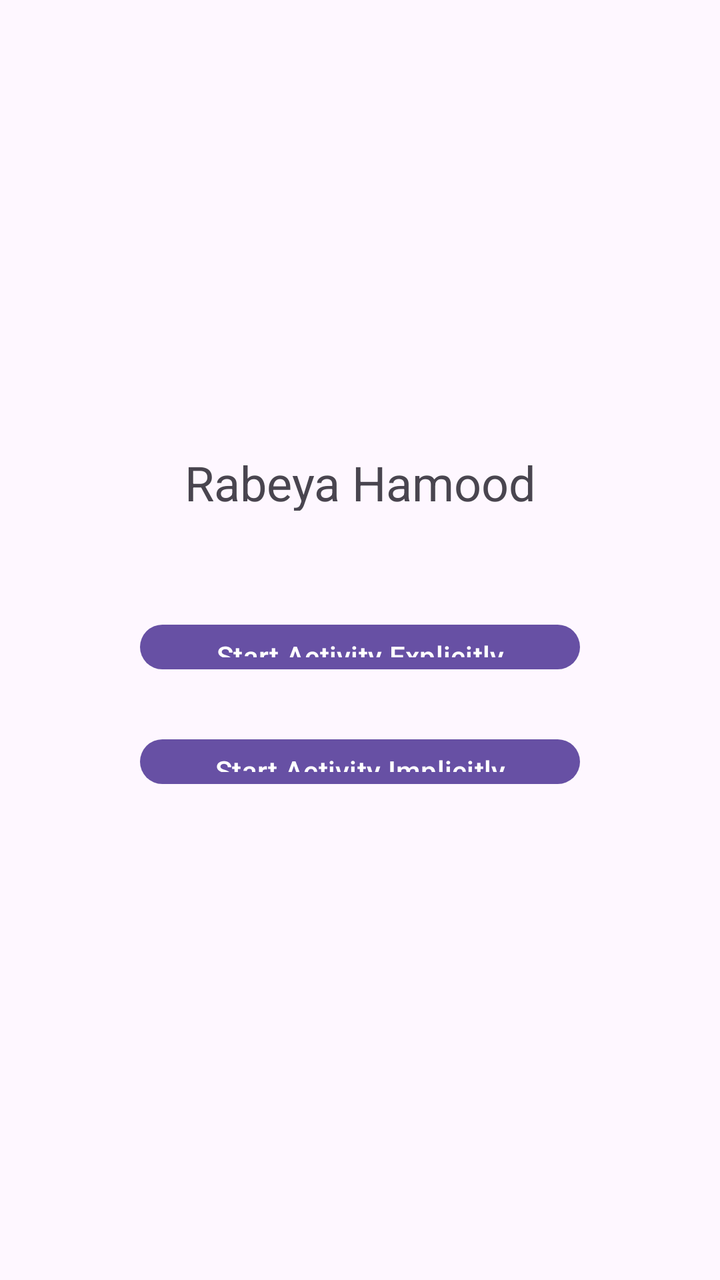
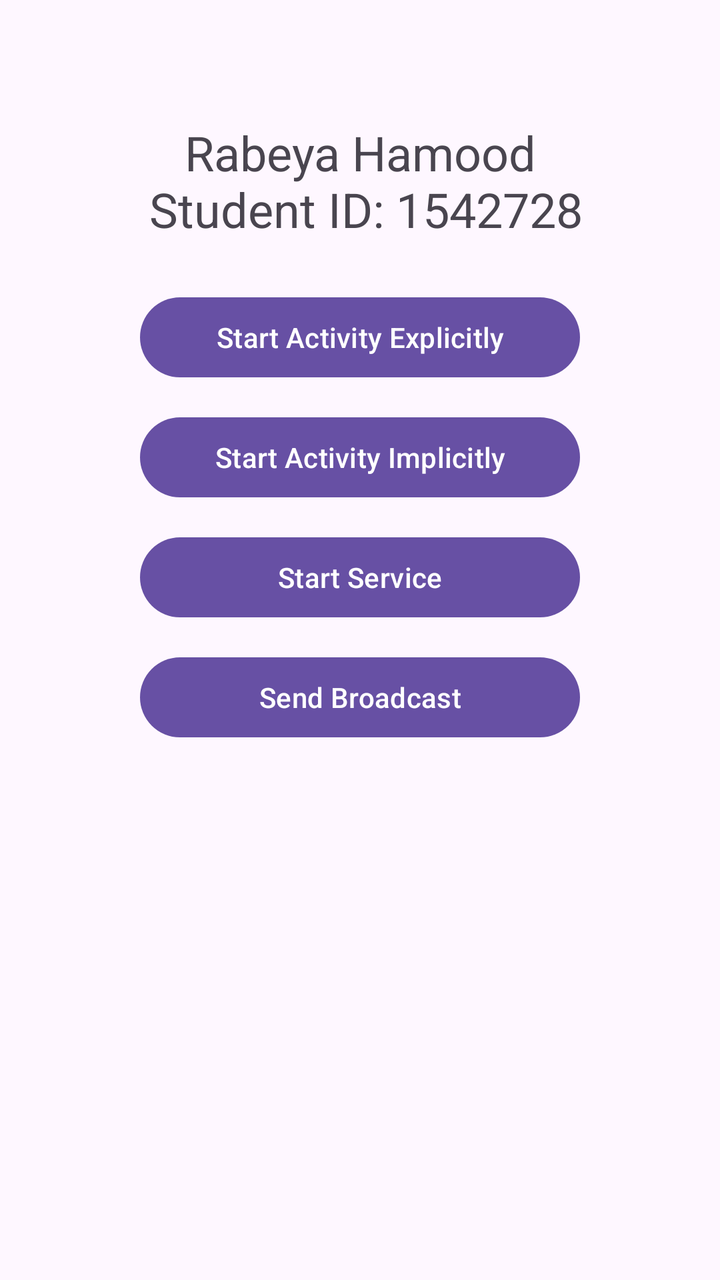

The first picture is an Android layout as it rendered before a commit; the second is the same layout after the commit. The layout source and the unified diff follow.
<!-- AndroidManifest.xml: application theme Theme.FirstAndroidApp -->
<!-- res/layout/activity_main.xml -->
<?xml version="1.0" encoding="utf-8"?>
<androidx.constraintlayout.widget.ConstraintLayout xmlns:android="http://schemas.android.com/apk/res/android"
    xmlns:app="http://schemas.android.com/apk/res-auto"
    xmlns:tools="http://schemas.android.com/tools"
    android:id="@+id/main"
    android:layout_width="match_parent"
    android:layout_height="match_parent"
    tools:context=".MainActivity">

    <Button
        android:id="@+id/button"
        android:layout_width="0dp"
        android:layout_height="0dp"
        android:layout_marginStart="70dp"
        android:layout_marginEnd="70dp"
        android:layout_marginBottom="27dp"
        android:text="Start Activity Explicitly"
        app:layout_constraintBottom_toTopOf="@+id/button2"
        app:layout_constraintEnd_toEndOf="parent"
        app:layout_constraintStart_toStartOf="parent"
        app:layout_constraintTop_toBottomOf="@+id/textView" />

    <Button
        android:id="@+id/button2"
        android:layout_width="0dp"
        android:layout_height="0dp"
        android:layout_marginStart="70dp"
        android:layout_marginEnd="70dp"
        android:layout_marginBottom="244dp"
        android:text="Start Activity Implicitly"
        app:layout_constraintBottom_toBottomOf="parent"
        app:layout_constraintEnd_toEndOf="parent"
        app:layout_constraintStart_toStartOf="parent"
        app:layout_constraintTop_toBottomOf="@+id/button" />

    <TextView
        android:id="@+id/textView"
        android:layout_width="0dp"
        android:layout_height="0dp"
        android:layout_marginStart="41dp"
        android:layout_marginTop="225dp"
        android:layout_marginEnd="41dp"
        android:layout_marginBottom="53dp"
        android:text="Rabeya Hamood\n Student ID: 1542728"
        android:textAlignment="center"
        android:textSize="24sp"
        app:layout_constraintBottom_toTopOf="@+id/button"
        app:layout_constraintEnd_toEndOf="parent"
        app:layout_constraintStart_toStartOf="parent"
        app:layout_constraintTop_toTopOf="parent" />
</androidx.constraintlayout.widget.ConstraintLayout>
<!-- resources referenced by this layout -->
<resources>
  <style name="Theme.FirstAndroidApp" parent="Base.Theme.FirstAndroidApp" />
  <style name="Base.Theme.FirstAndroidApp" parent="Theme.Material3.DayNight.NoActionBar">
          
          
      </style>
</resources>

<!-- the commit's change to res/layout/activity_main.xml (unified diff, before → after) -->
@@ -7,45 +7,68 @@
     android:layout_height="match_parent"
     tools:context=".MainActivity">
 
+    <TextView
+        android:id="@+id/textView"
+        android:layout_width="0dp"
+        android:layout_height="wrap_content"
+        android:layout_marginStart="41dp"
+        android:layout_marginEnd="41dp"
+        android:layout_marginTop="60dp"
+        android:text="Rabeya Hamood\n Student ID: 1542728"
+        android:textAlignment="center"
+        android:textSize="24sp"
+        app:layout_constraintTop_toTopOf="parent"
+        app:layout_constraintStart_toStartOf="parent"
+        app:layout_constraintEnd_toEndOf="parent" />
+
     <Button
         android:id="@+id/button"
         android:layout_width="0dp"
-        android:layout_height="0dp"
+        android:layout_height="wrap_content"
         android:layout_marginStart="70dp"
         android:layout_marginEnd="70dp"
-        android:layout_marginBottom="27dp"
+        android:layout_marginTop="24dp"
         android:text="Start Activity Explicitly"
-        app:layout_constraintBottom_toTopOf="@+id/button2"
-        app:layout_constraintEnd_toEndOf="parent"
+        app:layout_constraintTop_toBottomOf="@+id/textView"
         app:layout_constraintStart_toStartOf="parent"
-        app:layout_constraintTop_toBottomOf="@+id/textView" />
+        app:layout_constraintEnd_toEndOf="parent" />
 
     <Button
         android:id="@+id/button2"
         android:layout_width="0dp"
-        android:layout_height="0dp"
+        android:layout_height="wrap_content"
         android:layout_marginStart="70dp"
         android:layout_marginEnd="70dp"
-        android:layout_marginBottom="244dp"
+        android:layout_marginTop="12dp"
         android:text="Start Activity Implicitly"
-        app:layout_constraintBottom_toBottomOf="parent"
-        app:layout_constraintEnd_toEndOf="parent"
+        app:layout_constraintTop_toBottomOf="@+id/button"
         app:layout_constraintStart_toStartOf="parent"
-        app:layout_constraintTop_toBottomOf="@+id/button" />
+        app:layout_constraintEnd_toEndOf="parent" />
 
-    <TextView
-        android:id="@+id/textView"
+    
+    <Button
+        android:id="@+id/btnStartService"
         android:layout_width="0dp"
-        android:layout_height="0dp"
-        android:layout_marginStart="41dp"
-        android:layout_marginTop="225dp"
-        android:layout_marginEnd="41dp"
-        android:layout_marginBottom="53dp"
-        android:text="Rabeya Hamood\n Student ID: 1542728"
-        android:textAlignment="center"
-        android:textSize="24sp"
-        app:layout_constraintBottom_toTopOf="@+id/button"
-        app:layout_constraintEnd_toEndOf="parent"
+        android:layout_height="wrap_content"
+        android:layout_marginStart="70dp"
+        android:layout_marginEnd="70dp"
+        android:layout_marginTop="12dp"
+        android:text="Start Service"
+        app:layout_constraintTop_toBottomOf="@+id/button2"
         app:layout_constraintStart_toStartOf="parent"
-        app:layout_constraintTop_toTopOf="parent" />
+        app:layout_constraintEnd_toEndOf="parent" />
+
+    
+    <Button
+        android:id="@+id/btnSendBroadcast"
+        android:layout_width="0dp"
+        android:layout_height="wrap_content"
+        android:layout_marginStart="70dp"
+        android:layout_marginEnd="70dp"
+        android:layout_marginTop="12dp"
+        android:text="Send Broadcast"
+        app:layout_constraintTop_toBottomOf="@+id/btnStartService"
+        app:layout_constraintStart_toStartOf="parent"
+        app:layout_constraintEnd_toEndOf="parent" />
+
 </androidx.constraintlayout.widget.ConstraintLayout>
